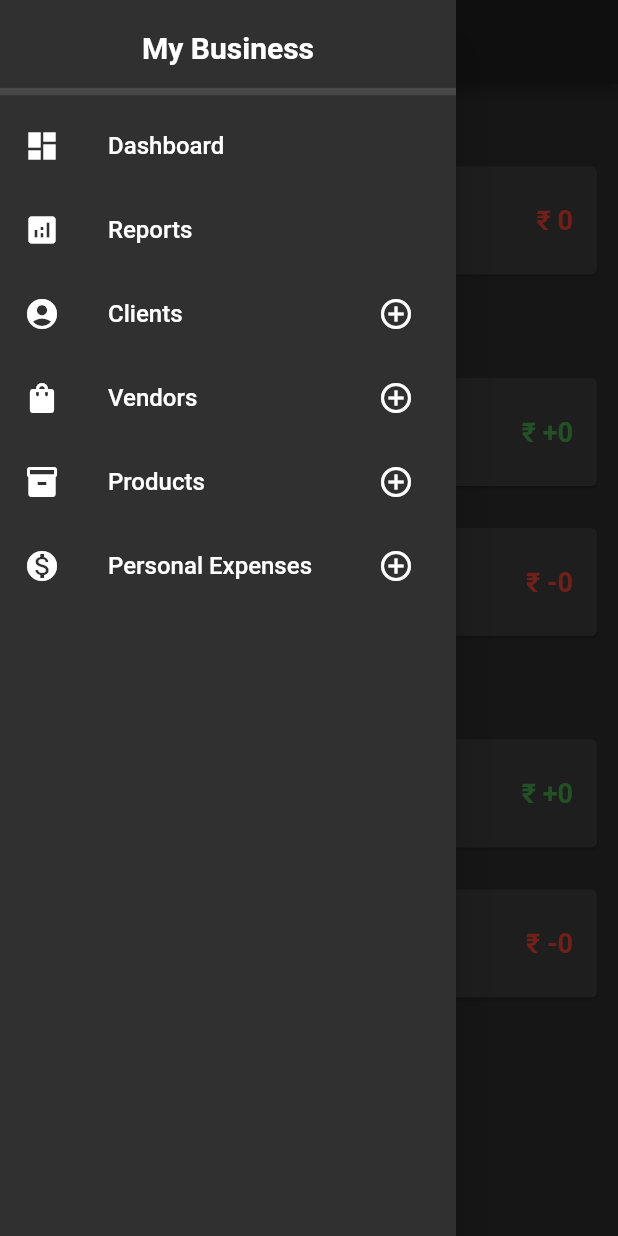
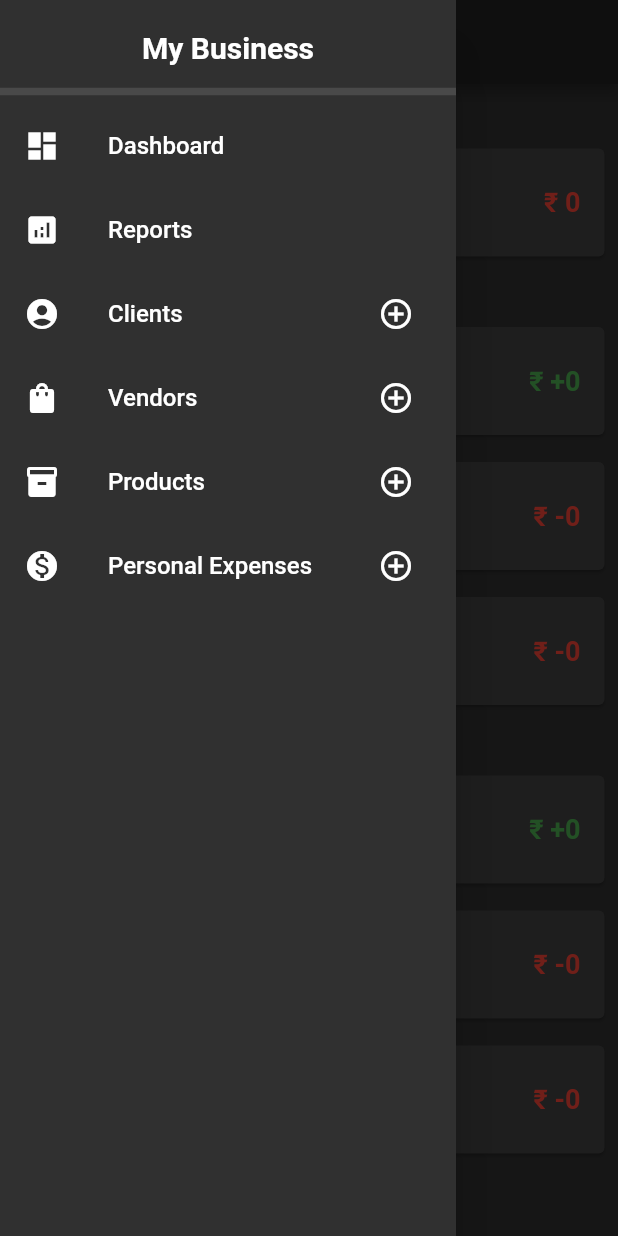
Before and after one commit to devanshu9750/mybusiness, a Flutter app: the screen it shows once a user with an empty profile is signed in, with the side drawer open, on a phone screen of 412 x 824 dp. Run offline on Flutter 3.47's test engine with Material 2 defaults, Android fonts, the phone set to English and light mode, and no system bars; drawn by our look-alikes of velocity_x; our stand-ins replace cloud_firestore, firebase_auth, firebase_core, fluttertoast; accounts and stored records are empty.

Commit message:
Added personal expenses to dashboard screen

```diff
--- a/lib/screens/dashboard_side/dashboard_screen.dart
+++ b/lib/screens/dashboard_side/dashboard_screen.dart
@@ -1,20 +1,20 @@
 import 'package:cloud_firestore/cloud_firestore.dart';
 import 'package:flutter/material.dart';
 import 'package:mybusiness/models/client_model.dart';
+import 'package:mybusiness/models/personal_expense_modal.dart';
 import 'package:mybusiness/models/vendor_model.dart';
 import 'package:velocity_x/velocity_x.dart';
-
-// * vendors add type with gst without gst (optional)
-// * Expense monthly (business)
-// * Personal Expense (withdrawal from capital)
-// * This months expense outstanding
-// * Reports - sales report, purchase report, personal expense report (format pdf or excel)
 
 class DashboardScreen extends StatelessWidget {
   @override
   Widget build(BuildContext context) {
     return VStack([
-      "Overall : ".text.size(18).semiBold.make().p(10),
+      "Overall : "
+          .text
+          .size(16)
+          .semiBold
+          .make()
+          .pOnly(left: 10, top: 10, bottom: 5),
       Card(
         child: ListTile(
           title: "Outstanding :".text.bold.make(),
@@ -47,8 +47,13 @@ class DashboardScreen extends StatelessWidget {
             },
           ),
         ),
-      ).p(10),
-      "This month :".text.semiBold.size(18).make().p(10),
+      ).p(5),
+      "This month :"
+          .text
+          .semiBold
+          .size(16)
+          .make()
+          .pOnly(top: 5, bottom: 5, left: 10),
       Card(
         child: ListTile(
           title: "Total Revenue :".text.bold.make(),
@@ -80,7 +85,7 @@ class DashboardScreen extends StatelessWidget {
             },
           ),
         ),
-      ).p(10),
+      ).p(5),
       Card(
         child: ListTile(
           title: "Total Expense :".text.bold.make(),
@@ -112,8 +117,44 @@ class DashboardScreen extends StatelessWidget {
             },
           ),
         ),
-      ).p(10),
-      "Last 30 days :".text.semiBold.size(18).make().p(10),
+      ).p(5),
+      Card(
+        child: ListTile(
+          title: "Total Personal Expense :".text.bold.make(),
+          subtitle: "This month".text.semiBold.make(),
+          trailing: StreamBuilder<QuerySnapshot>(
+            stream: FirebaseFirestore.instance
+                .collection('personalexpense')
+                .snapshots(),
+            builder: (context, snapshot) {
+              if (snapshot.connectionState == ConnectionState.active) {
+                int expense = 0;
+                snapshot.data?.docs.forEach((doc) {
+                  PersonalExpense personalExpense =
+                      PersonalExpense.fromJson(doc.data(), doc.id);
+                  if (personalExpense.time.compareTo(Timestamp.fromDate(
+                          DateTime(
+                              DateTime.now().year, DateTime.now().month, 1))) >
+                      0) expense += personalExpense.amount;
+                });
+                return '₹ -$expense'
+                    .text
+                    .bold
+                    .color(Colors.red)
+                    .size(18)
+                    .make();
+              }
+              return CircularProgressIndicator();
+            },
+          ),
+        ),
+      ).p(5),
+      "Last 30 days :"
+          .text
+          .semiBold
+          .size(16)
+          .make()
+          .pOnly(top: 5, bottom: 5, left: 10),
       Card(
         child: ListTile(
           title: "Total Revenue :".text.bold.make(),
@@ -146,7 +187,7 @@ class DashboardScreen extends StatelessWidget {
             },
           ),
         ),
-      ).p(10),
+      ).p(5),
       Card(
         child: ListTile(
           title: "Total Expense :".text.bold.make(),
@@ -179,7 +220,42 @@ class DashboardScreen extends StatelessWidget {
             },
           ),
         ),
-      ).p(10)
+      ).p(5),
+      Card(
+        child: ListTile(
+          title: "Total Personal Expense :".text.bold.make(),
+          subtitle: "For last 30 days".text.semiBold.make(),
+          trailing: StreamBuilder<QuerySnapshot>(
+            stream: FirebaseFirestore.instance
+                .collection('personalexpense')
+                .snapshots(),
+            builder: (context, snapshot) {
+              if (snapshot.connectionState == ConnectionState.active) {
+                int expense = 0;
+                snapshot.data?.docs.forEach((doc) {
+                  PersonalExpense personalExpense =
+                      PersonalExpense.fromJson(doc.data(), doc.id);
+                  if (personalExpense.time.compareTo(Timestamp.fromDate(
+                          DateTime(DateTime.now().year, DateTime.now().month,
+                                  DateTime.now().day)
+                              .subtract(Duration(days: 30)))) >
+                      0) expense += personalExpense.amount;
+                });
+                return '₹ -$expense'
+                    .text
+                    .bold
+                    .color(Colors.red)
+                    .size(18)
+                    .make();
+              }
+              return CircularProgressIndicator();
+            },
+          ),
+        ),
+      ).p(5),
+      SizedBox(
+        height: 20,
+      )
     ]).scrollVertical();
   }
 }
```
